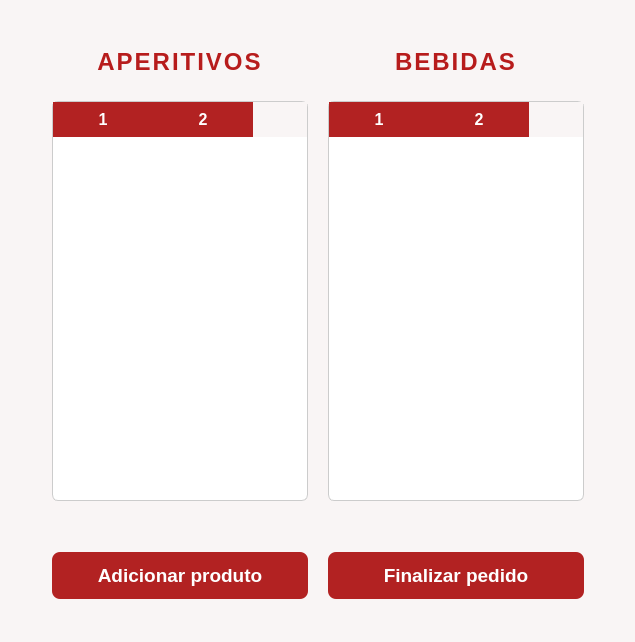
Old version of the form telacardapio.ui in the repository JaianeEvilasio/Barzinho_C-.
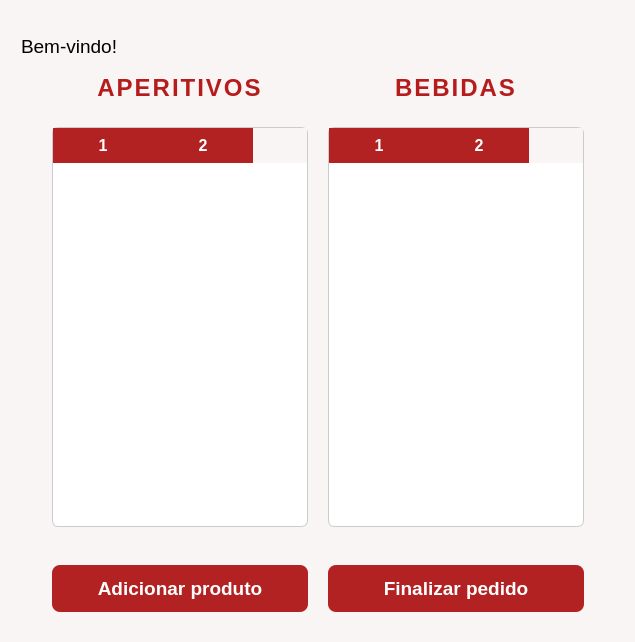
New version of the form.

Commit message: finalização da interface

Patch:
```diff
--- a/telacardapio.ui
+++ b/telacardapio.ui
@@ -90,6 +90,13 @@
      </property>
     </spacer>
    </item>
+   <item>
+    <widget class="QLabel" name="labelBemVindo">
+     <property name="text">
+      <string>Bem-vindo!</string>
+     </property>
+    </widget>
+   </item>
    <item>
     <layout class="QGridLayout" name="gridLayout_2">
      <property name="spacing">
```
The commit also changes 6 other files.
